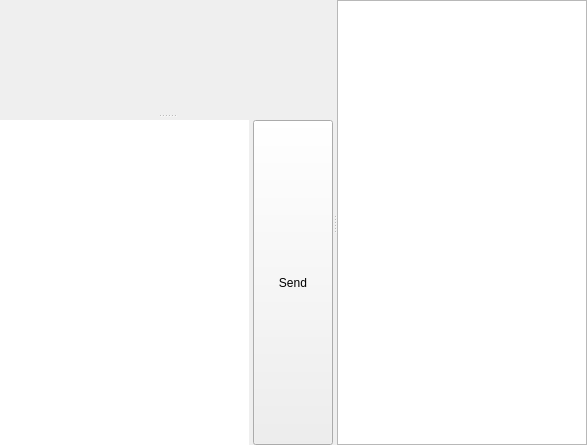
Old version of the form src/gui/chat/chatroomwindow.ui in the repository lanmessenger/lanmessenger.
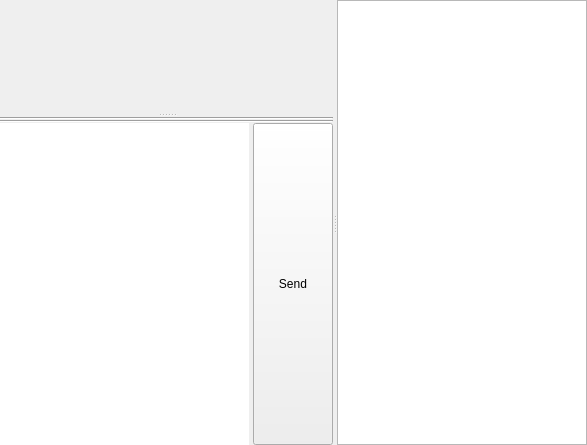
New version of the form. Custom widgets are drawn as their Qt base class.

Commit message: ui: use native dividers, forget stale splitter width

```diff
--- a/src/gui/chat/chatroomwindow.ui
+++ b/src/gui/chat/chatroomwindow.ui
@@ -89,24 +89,12 @@
          <number>0</number>
         </property>
         <item>
-         <widget class="QLabel" name="lblDividerTop">
-          <property name="sizePolicy">
-           <sizepolicy hsizetype="Preferred" vsizetype="Fixed">
-            <horstretch>0</horstretch>
-            <verstretch>0</verstretch>
-           </sizepolicy>
+         <widget class="QFrame" name="lblDividerTop">
+          <property name="frameShape">
+           <enum>QFrame::HLine</enum>
           </property>
-          <property name="minimumSize">
-           <size>
-            <width>0</width>
-            <height>1</height>
-           </size>
-          </property>
-          <property name="maximumSize">
-           <size>
-            <width>16777215</width>
-            <height>1</height>
-           </size>
+          <property name="frameShadow">
+           <enum>QFrame::Sunken</enum>
           </property>
          </widget>
         </item>
@@ -130,24 +118,12 @@
          </widget>
         </item>
         <item>
-         <widget class="QLabel" name="lblDividerBottom">
-          <property name="sizePolicy">
-           <sizepolicy hsizetype="Preferred" vsizetype="Fixed">
-            <horstretch>0</horstretch>
-            <verstretch>0</verstretch>
-           </sizepolicy>
+         <widget class="QFrame" name="lblDividerBottom">
+          <property name="frameShape">
+           <enum>QFrame::HLine</enum>
           </property>
-          <property name="minimumSize">
-           <size>
-            <width>0</width>
-            <height>1</height>
-           </size>
-          </property>
-          <property name="maximumSize">
-           <size>
-            <width>16777215</width>
-            <height>1</height>
-           </size>
+          <property name="frameShadow">
+           <enum>QFrame::Sunken</enum>
           </property>
          </widget>
         </item>
```
The commit also changes 7 other files.
